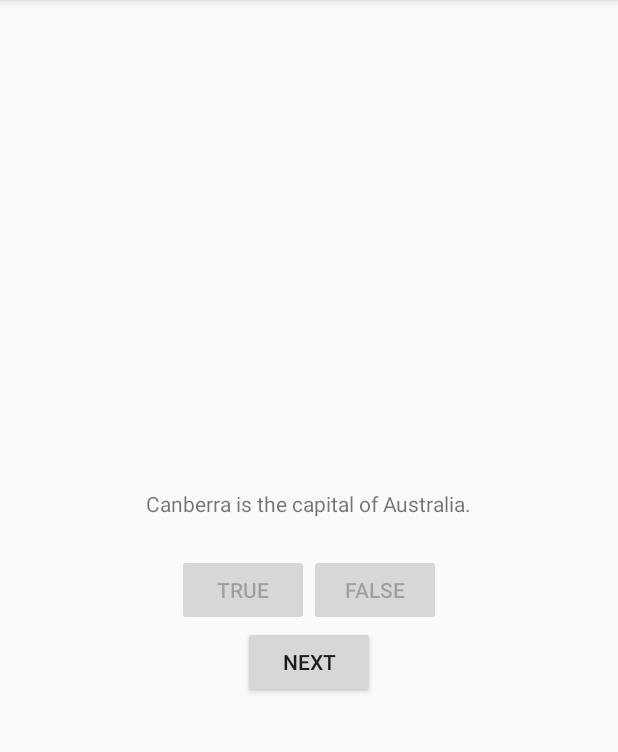
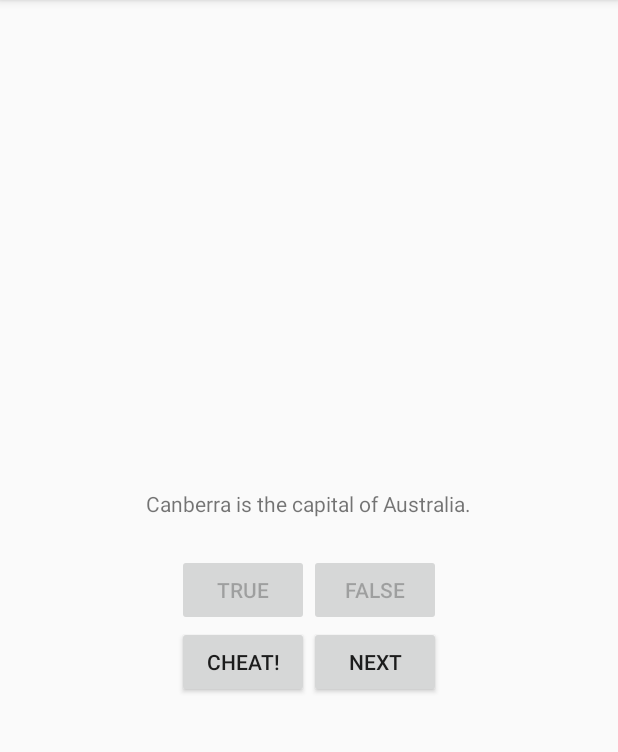
Before and after one commit to bluesxman/bnr-android, an Android app: the screen it shows after launch (QuizActivity), after a tap on "TRUE", on a phone screen of 412 x 824 dp, the part 84-836 px from its top. Run offline under Robolectric (Android 15) with nearby library versions, the phone set to English and light mode, and no system bars.

Commit message:
working cheat activity

```diff
--- a/GeoQuiz/app/src/main/AndroidManifest.xml
+++ b/GeoQuiz/app/src/main/AndroidManifest.xml
@@ -16,6 +16,7 @@
                 <category android:name="android.intent.category.LAUNCHER" />
             </intent-filter>
         </activity>
+        <activity android:name=".CheatActivity"></activity>
     </application>
 
 </manifest>
--- a/GeoQuiz/app/src/main/java/com/smackwerks/geoquiz/QuizActivity.java
+++ b/GeoQuiz/app/src/main/java/com/smackwerks/geoquiz/QuizActivity.java
@@ -1,6 +1,7 @@
 package com.smackwerks.geoquiz;
 
-import android.content.Context;
+import android.app.Activity;
+import android.content.Intent;
 import android.support.v7.app.AppCompatActivity;
 import android.os.Bundle;
 import android.util.Log;
@@ -14,11 +15,14 @@ public class QuizActivity extends AppCompatActivity {
     private static final String TAG = QuizActivity.class.getSimpleName();
     private static final String KEY_INDEX = "index";
     private static final String KEY_ANSWERED = "answered";
+    private static final int REQUEST_CODE_CHEAT = 0;
 
     private Button trueButton;
     private Button falseButton;
     private Button mNextButton;
+    private Button mCheatButton;
     private TextView mQuestionTextView;
+    private boolean mIsCheater;
 
     private Question[] mQuestionBank = new Question[]{
             new Question(R.string.question_australia, true),
@@ -80,12 +84,35 @@ public class QuizActivity extends AppCompatActivity {
             @Override
             public void onClick(View v) {
                 mCurrentIndex = (mCurrentIndex + 1) % mQuestionBank.length;
+                mIsCheater = false;
                 updateQuestion();
+            }
+        });
+
+        mCheatButton = (Button) findViewById(R.id.cheat_button);
+        mCheatButton.setOnClickListener(new View.OnClickListener() {
+            @Override
+            public void onClick(View v) {
+                startActivityForResult(CheatActivity.newIntent(QuizActivity.this, mQuestionBank[mCurrentIndex].isAnswerTrue()), REQUEST_CODE_CHEAT);
             }
         });
 
         updateQuestion();
     }
+
+    @Override
+    protected void onActivityResult(int requestCode, int resultCode, Intent data) {
+        if (resultCode != Activity.RESULT_OK) {
+            return;
+        }
+        if (requestCode == REQUEST_CODE_CHEAT){
+            if (data == null){
+                return;
+            }
+            mIsCheater = CheatActivity.wasAnswerShown(data);
+        }
+    }
+
 
     private void showFeedback(boolean answer) {
         Toast feedback = Toast.makeText(QuizActivity.this, getFeedback(answer), Toast.LENGTH_SHORT);
@@ -129,11 +156,10 @@ public class QuizActivity extends AppCompatActivity {
         int question = mQuestionBank[mCurrentIndex].getTextId();
         mQuestionTextView.setText(question);
 
-        if(answered[mCurrentIndex]) {
+        if (answered[mCurrentIndex]) {
             trueButton.setEnabled(false);
             falseButton.setEnabled(false);
-        }
-        else {
+        } else {
             trueButton.setEnabled(true);
             falseButton.setEnabled(true);
         }
@@ -162,11 +188,16 @@ public class QuizActivity extends AppCompatActivity {
     }
 
     private int getFeedback(boolean answer) {
-        if (answer == mQuestionBank[mCurrentIndex].isAnswerTrue()) {
-            score++; // TODO: avoid side effect nightmare
-            return R.string.correct_toast;
-        } else {
-            return R.string.wrong_toast;
+        if(mIsCheater) {
+            return R.string.judgment_toast;
+        }
+        else {
+            if (answer == mQuestionBank[mCurrentIndex].isAnswerTrue()) {
+                score++; // TODO: avoid side effect nightmare
+                return R.string.correct_toast;
+            } else {
+                return R.string.wrong_toast;
+            }
         }
     }
 }
--- a/GeoQuiz/app/src/main/res/layout-land/activity_quiz.xml
+++ b/GeoQuiz/app/src/main/res/layout-land/activity_quiz.xml
@@ -29,12 +29,19 @@
     </LinearLayout>
 
     <Button
+        android:id="@+id/cheat_button"
+        android:layout_width="wrap_content"
+        android:layout_height="wrap_content"
+        android:layout_gravity="bottom|center_horizontal"
+        android:text="@string/cheat_button"/>
+
+    <Button
         android:id ="@+id/next_button"
         android:layout_width ="wrap_content"
         android:layout_height ="wrap_content"
-        android:layout_gravity ="bottom|right"
+        android:layout_gravity ="bottom|end"
         android:text ="@string/next_button"
-        android:drawableRight ="@drawable/arrow_right"
+        android:drawableEnd ="@drawable/arrow_right"
         android:drawablePadding ="4dp" />
 
 </FrameLayout>
--- a/GeoQuiz/app/src/main/res/layout/activity_quiz.xml
+++ b/GeoQuiz/app/src/main/res/layout/activity_quiz.xml
@@ -34,6 +34,12 @@
         android:orientation="horizontal">
 
         <Button
+            android:id="@+id/cheat_button"
+            android:layout_width="wrap_content"
+            android:layout_height="wrap_content"
+            android:text="@string/cheat_button"/>
+
+        <Button
             android:id="@+id/next_button"
             android:layout_width="wrap_content"
             android:layout_height="wrap_content"
--- a/GeoQuiz/app/src/main/res/values/strings.xml
+++ b/GeoQuiz/app/src/main/res/values/strings.xml
@@ -1,19 +1,25 @@
 <resources>
-    <string name ="app_name"> GeoQuiz </string>
+    <string name="app_name"> GeoQuiz </string>
 
-    <string name ="question_australia"> Canberra is the capital of Australia. </string>
-    <string name ="question_oceans" > The Pacific Ocean is larger than the Atlantic Ocean. </string>
-    <string name ="question_mideast" > The Suez Canal connects the Red Sea and the Indian Ocean. </string>
-    <string name ="question_africa" > The source of the Nile River is in Egypt. </string>
-    <string name ="question_americas" > The Amazon River is the longest river in the Americas. </string>
-    <string name ="question_asia" > Lake Baikal is the world\' s oldest and deepest freshwater lake. </string>
+    <string name="question_australia"> Canberra is the capital of Australia. </string>
+    <string name="question_oceans"> The Pacific Ocean is larger than the Atlantic Ocean. </string>
+    <string name="question_mideast"> The Suez Canal connects the Red Sea and the Indian Ocean. </string>
+    <string name="question_africa"> The source of the Nile River is in Egypt. </string>
+    <string name="question_americas"> The Amazon River is the longest river in the Americas. </string>
+    <string name="question_asia"> Lake Baikal is the world\' s oldest and deepest freshwater lake. </string>
 
-    <string name ="true_button"> True </string>
-    <string name ="false_button"> False </string>
+    <string name="true_button"> True </string>
+    <string name="false_button"> False </string>
     <string name="next_button">Next</string>
     <string name="prev_button">Previous</string>
 
-    <string name ="correct_toast">Correct!</string>
-    <string name ="wrong_toast">Wrong!</string>
+    <string name="correct_toast">Correct!</string>
+    <string name="wrong_toast">Wrong!</string>
     <string name="score_toast">Your score is: %.2f</string>
+
+    <string name="warning_text"> Are you sure you want to do this? </string>
+    <string name="show_answer_button"> Show Answer </string>
+    <string name="cheat_button"> Cheat! </string>
+    <string name="judgment_toast"> Cheating is wrong. </string>
+
 </resources>
```
